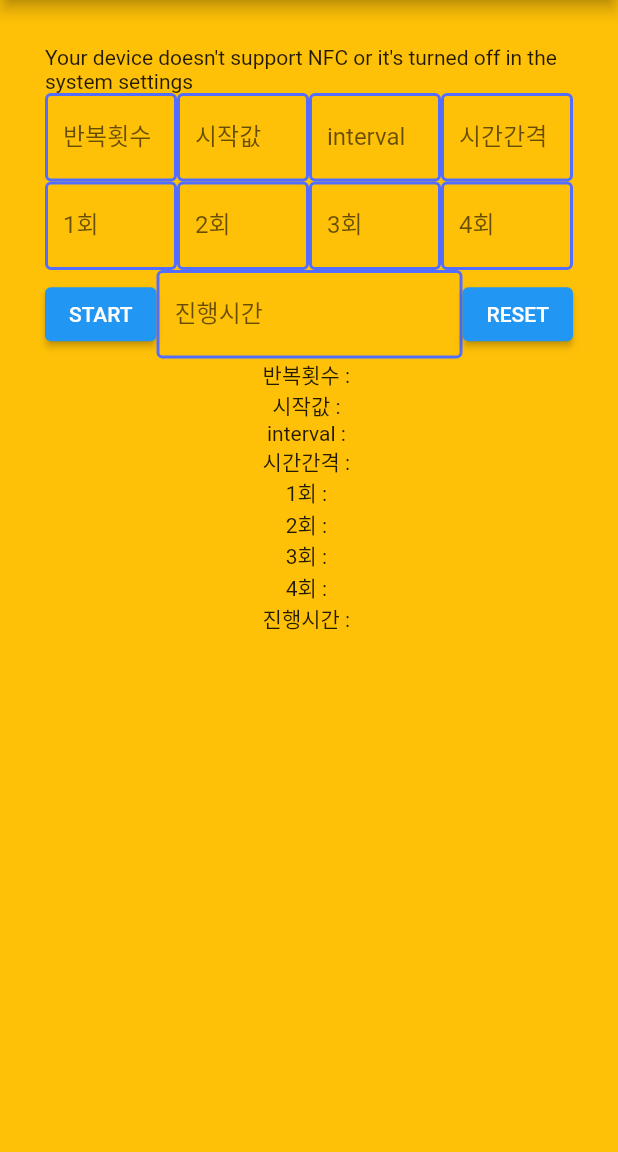
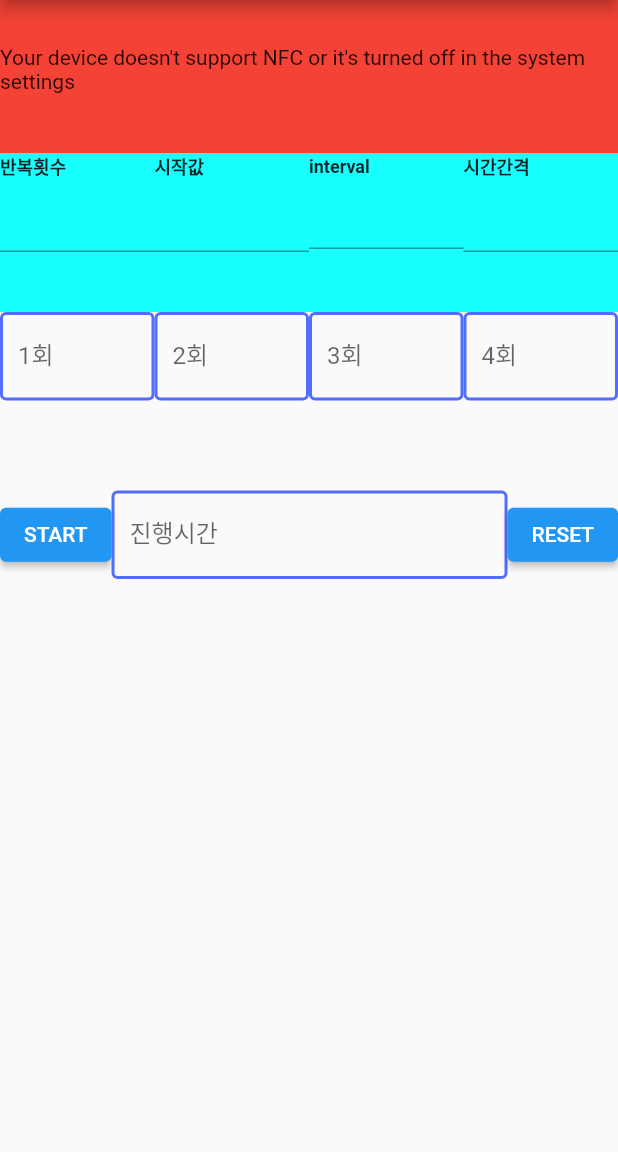
Before and after one commit to miiunii/flutter_nft_reader, a Flutter app: the screen it shows after launch, on a phone screen of 412 x 824 dp, the part 84-1236 px from its top. Run offline on Flutter 3.47's test engine with Material 2 defaults, Android fonts, the phone set to English and light mode, and no system bars; missing offline and left inert: nfc_manager.

Commit message:
layout 수정중

```diff
--- a/lib/main.dart
+++ b/lib/main.dart
@@ -2,10 +2,12 @@ import 'dart:io';
 
 import 'package:flutter/material.dart';
 import 'package:nfc_manager/nfc_manager.dart';
+import './utils/renderTextFormField.dart';
 import 'dart:convert' show utf8;
 
 /// Global flag if NFC is avalible
 bool isNfcAvalible = false;
+var _textEditingController = TextEditingController();
 
 void main() async {
   WidgetsFlutterBinding.ensureInitialized(); // Required for the line below
@@ -66,80 +68,74 @@ class _MyHomePageState extends State<MyHomePage> {
       body: Container(
         width: 1000,
         height: 1000,
-        color: Colors.amber,
-        padding: const EdgeInsets.all(30),
         child: GestureDetector(
             onTap: () => FocusScope.of(context).unfocus(),
             child: SingleChildScrollView(
               child: Column(
+                crossAxisAlignment: CrossAxisAlignment.center,
                 children: [
-                  _getNfcWidgets(), // nfc 사용 가능 판별
-
-                  Row(children: [
+                  Container(
+                      padding: const EdgeInsets.fromLTRB(0, 30, 0, 40),
+                      color: Colors.red,
+                      child: Text(
+                        _checkSupportNfc(), // nfc 사용 가능 판별
+                      )),
+                  Container(
+                      padding: const EdgeInsets.fromLTRB(0, 0, 0, 40),
+                      color: Colors.cyanAccent,
+                      width: 600,
+                      child: Row(
+                          mainAxisAlignment: MainAxisAlignment.spaceEvenly,
+                          children: [
                             Expanded(
-                        flex: 1,
-                        child: TextField(
-                            keyboardType: TextInputType.number,
-                            decoration: const InputDecoration(
-                                labelText: '반복횟수',
-                                enabledBorder: OutlineInputBorder(
-                                    borderSide: BorderSide(
-                                        width: 2, color: Colors.indigoAccent))),
-                            onChanged: (text) {
-                              setState(() {
-                                repeatCounts = text;
-                              });
-                            })),
+                                child: renderTextFormField(
+                                    keyboardType:
+                                        const TextInputType.numberWithOptions(
+                                            decimal: true),
+                                    decoration: const InputDecoration(),
+                                    label: '반복횟수',
+                                    onSaved: (newValue) {},
+                                    validator: (value) {})),
                             Expanded(
-                        flex: 1,
-                        child: TextField(
-                            keyboardType: TextInputType.number,
-                            decoration: const InputDecoration(
-                                labelText: '시작값',
-                                enabledBorder: OutlineInputBorder(
-                                    borderSide: BorderSide(
-                                        width: 2, color: Colors.indigoAccent))),
-                            onChanged: (text) {
-                              setState(() {
-                                startingValue = text;
-                              });
-                            })),
+                                child: renderTextFormField(
+                                    keyboardType:
+                                        const TextInputType.numberWithOptions(
+                                            decimal: true),
+                                    decoration: const InputDecoration(),
+                                    label: '시작값',
+                                    onSaved: (newValue) {},
+                                    validator: (value) {})),
                             Expanded(
-                        flex: 1,
-                        child: TextField(
-                            keyboardType: TextInputType.number,
-                            decoration: const InputDecoration(
-                                labelText: 'interval',
-                                enabledBorder: OutlineInputBorder(
-                                    borderSide: BorderSide(
-                                        width: 2, color: Colors.indigoAccent))),
-                            onChanged: (text) {
-                              setState(() {
-                                intervalCounts = text;
-                              });
-                            })),
+                                child: renderTextFormField(
+                                    keyboardType:
+                                        const TextInputType.numberWithOptions(
+                                            decimal: true),
+                                    decoration: const InputDecoration(),
+                                    label: 'interval',
+                                    onSaved: (newValue) {},
+                                    validator: (value) {})),
                             Expanded(
-                        flex: 1,
-                        child: TextField(
-                            keyboardType: TextInputType.number,
-                            decoration: const InputDecoration(
-                                labelText: '시간간격',
-                                enabledBorder: OutlineInputBorder(
-                                    borderSide: BorderSide(
-                                        width: 2, color: Colors.indigoAccent))),
-                            onChanged: (text) {
-                              setState(() {
-                                timeInterval = text;
-                              });
-                            }))
-                  ]),
-
-                  Row(
+                                child: renderTextFormField(
+                                    keyboardType:
+                                        const TextInputType.numberWithOptions(
+                                            decimal: true),
+                                    decoration: const InputDecoration(),
+                                    label: '시간간격',
+                                    onSaved: (newValue) {},
+                                    validator: (value) {}))
+                          ])),
+                  Container(
+                      padding: const EdgeInsets.fromLTRB(0, 0, 0, 60),
+                      width: 1000,
+                      child: Row(
                         children: [
                           Expanded(
                               flex: 1,
                               child: TextField(
-                              keyboardType: TextInputType.number,
+                                  controller: _textEditingController,
+                                  keyboardType:
+                                      const TextInputType.numberWithOptions(
+                                          decimal: true),
                                   decoration: const InputDecoration(
                                       labelText: '1회',
                                       enabledBorder: OutlineInputBorder(
@@ -154,7 +150,10 @@ class _MyHomePageState extends State<MyHomePage> {
                           Expanded(
                               flex: 1,
                               child: TextField(
-                              keyboardType: TextInputType.number,
+                                  controller: _textEditingController,
+                                  keyboardType:
+                                      const TextInputType.numberWithOptions(
+                                          decimal: true),
                                   decoration: const InputDecoration(
                                       labelText: '2회',
                                       enabledBorder: OutlineInputBorder(
@@ -169,7 +168,10 @@ class _MyHomePageState extends State<MyHomePage> {
                           Expanded(
                               flex: 1,
                               child: TextField(
-                              keyboardType: TextInputType.number,
+                                  controller: _textEditingController,
+                                  keyboardType:
+                                      const TextInputType.numberWithOptions(
+                                          decimal: true),
                                   decoration: const InputDecoration(
                                       labelText: '3회',
                                       enabledBorder: OutlineInputBorder(
@@ -184,7 +186,10 @@ class _MyHomePageState extends State<MyHomePage> {
                           Expanded(
                               flex: 1,
                               child: TextField(
-                              keyboardType: TextInputType.number,
+                                  controller: _textEditingController,
+                                  keyboardType:
+                                      const TextInputType.numberWithOptions(
+                                          decimal: true),
                                   decoration: const InputDecoration(
                                       labelText: '4회',
                                       enabledBorder: OutlineInputBorder(
@@ -197,8 +202,7 @@ class _MyHomePageState extends State<MyHomePage> {
                                     });
                                   }))
                         ],
-                  ),
-
+                      )),
                   Row(children: [
                     ElevatedButton(
                       onPressed: () {},
@@ -206,7 +210,8 @@ class _MyHomePageState extends State<MyHomePage> {
                     ),
                     Expanded(
                       child: TextField(
-                          keyboardType: TextInputType.number,
+                          keyboardType: const TextInputType.numberWithOptions(
+                              decimal: true),
                           decoration: const InputDecoration(
                               labelText: '진행시간',
                               enabledBorder: OutlineInputBorder(
@@ -219,24 +224,13 @@ class _MyHomePageState extends State<MyHomePage> {
                           }),
                     ),
                     ElevatedButton(
-                      onPressed: () {},
+                      onPressed: () {
+                        _alert("message");
+                        _resetAllValue();
+                      },
                       child: const Text('RESET'),
                     )
-                  ]),
-
-                  Column(
-                    children: [
-                      Text('반복횟수 : $repeatCounts'),
-                      Text('시작값 : $startingValue'),
-                      Text('interval : $intervalCounts'),
-                      Text('시간간격 : $timeInterval'),
-                      Text('1회 : $firstRoundValue'),
-                      Text('2회 : $secondRoundValue'),
-                      Text('3회 : $thirdRoundValue'),
-                      Text('4회 : $fourthRoundValue'),
-                      Text('진행시간 : $durationTime'),
-                    ],
-                  )
+                  ])
                 ], // children
               ),
             )),
@@ -244,43 +238,16 @@ class _MyHomePageState extends State<MyHomePage> {
     );
   }
 
-  Widget _getNfcWidgets() {
+  String _checkSupportNfc() {
     if (isNfcAvalible) {
-      //For ios always false, for android true if running
-      final nfcRunning = Platform.isAndroid && listenerRunning;
-
-      return Row(
-        mainAxisAlignment: MainAxisAlignment.center,
-        children: [
-          TextButton(
-            onPressed: nfcRunning ? null : _listenForNFCEvents,
-            child: Text(Platform.isAndroid
-                ? listenerRunning
-                    ? 'NFC is running'
-                    : 'Start NFC listener'
-                : 'Read from tag'),
-          ),
-          TextButton(
-            onPressed: writeCounterOnNextContact ? null : _writeNfcTag,
-            child: Text(writeCounterOnNextContact
-                ? 'Waiting for tag to write'
-                : 'Write to tag'),
-          ),
-          TextButton(
-              onPressed: () => setState(() {
-                    _counter = 0;
-                  }),
-              child: const Text('Reset counter'))
-        ],
-      );
+      return "You can use NFC! Have fun";
     } else {
       if (Platform.isIOS) {
         //Ios doesnt allow the user to turn of NFC at all,  if its not avalible it means its not build in
-        return const Text("Your device doesn't support NFC");
+        return "Your device doesn't support NFC.\n Because IOS doesn't support it";
       } else {
         //Android phones can turn of NFC in the settings
-        return const Text(
-            "Your device doesn't support NFC or it's turned off in the system settings");
+        return "Your device doesn't support NFC or it's turned off in the system settings";
       }
     }
   }
@@ -415,4 +382,30 @@ class _MyHomePageState extends State<MyHomePage> {
     //Writing a requires to read the tag first, on android this call might do nothing as the listner is already running
     _listenForNFCEvents();
   }
+
+  void _resetAllValue() {
+    _textEditingController.clear();
   }
+}
+
+//For ios always false, for android true if running
+// final nfcRunning = Platform.isAndroid && listenerRunning;
+// Row(
+// mainAxisAlignment: MainAxisAlignment.center,
+// children: [
+// TextButton(
+// onPressed: nfcRunning ? null : _listenForNFCEvents,
+// child: Text(Platform.isAndroid
+// ? listenerRunning
+// ? 'NFC is running'
+//     : 'Start NFC listener'
+//     : 'Read from tag'),
+// ),
+// TextButton(
+// onPressed: writeCounterOnNextContact ? null : _writeNfcTag,
+// child: Text(writeCounterOnNextContact
+// ? 'Waiting for tag to write'
+//     : 'Write to tag'),
+// )
+// ],
+// );
--- /dev/null
+++ b/lib/utils/renderTextFormField.dart
@@ -0,0 +1,35 @@
+import 'dart:io';
+import 'package:flutter/material.dart';
+
+renderTextFormField({
+  required String label,
+  required FormFieldSetter onSaved,
+  required FormFieldValidator validator,
+  required InputDecoration decoration,
+  required TextInputType keyboardType
+}) {
+  assert(onSaved != null);
+  assert(validator != null);
+
+  return Column(
+    children: [
+      Row(
+        children: [
+          Text(
+            label,
+            style: const TextStyle(
+              fontSize: 12.0,
+              fontWeight: FontWeight.w700,
+            ),
+          ),
+        ],
+      ),
+      TextFormField(
+        onSaved: onSaved,
+        validator: validator,
+        decoration: decoration,
+        keyboardType: keyboardType,
+      ),
+    ],
+  );
+}
--- a/pubspec.yaml
+++ b/pubspec.yaml
@@ -1,4 +1,4 @@
-name: nfc_counter
+name: nfc_test_app
 description: Example project for my NFC Medium article see https://blog.devowl.de
 publish_to: 'none'
 
```
Lines whose indentation alone changed are shown as unchanged.
